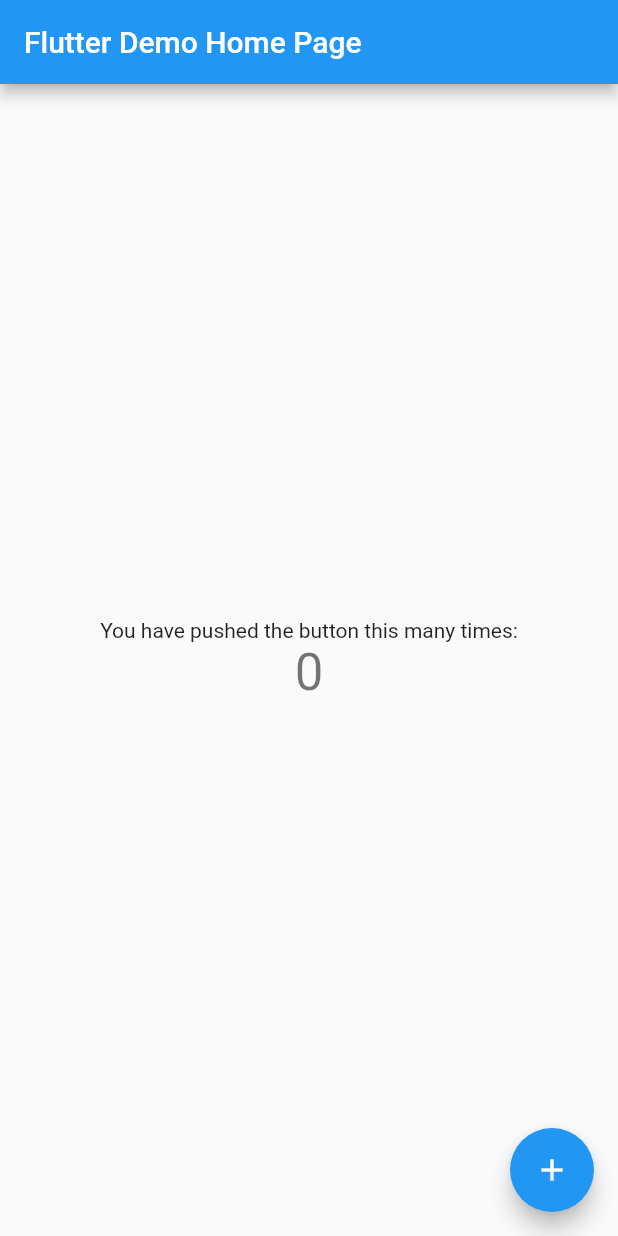
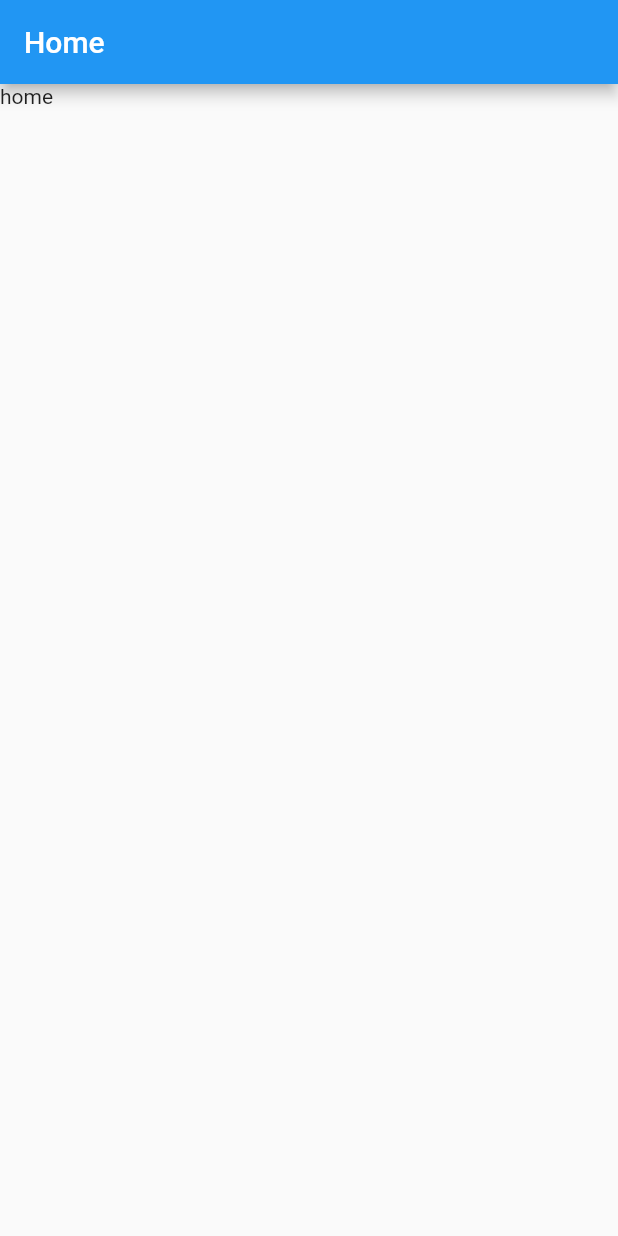
Before and after one commit to xizhouhezai/flutter_widget_demo, a Flutter app: the screen it shows after launch, on a phone screen of 412 x 824 dp. Run offline on Flutter 3.47's test engine with Material 2 defaults, Android fonts, the phone set to English and light mode, and no system bars.

Commit message:
add home page

```diff
--- a/lib/main.dart
+++ b/lib/main.dart
@@ -1,4 +1,6 @@
 import 'package:flutter/material.dart';
+
+import 'routes/Routes.dart';
 
 void main() => runApp(MyApp());
 
@@ -8,104 +10,8 @@
   Widget build(BuildContext context) {
     return MaterialApp(
       title: 'Flutter Demo',
-      theme: ThemeData(
-        // This is the theme of your application.
-        //
-        // Try running your application with "flutter run". You'll see the
-        // application has a blue toolbar. Then, without quitting the app, try
-        // changing the primarySwatch below to Colors.green and then invoke
-        // "hot reload" (press "r" in the console where you ran "flutter run",
-        // or simply save your changes to "hot reload" in a Flutter IDE).
-        // Notice that the counter didn't reset back to zero; the application
-        // is not restarted.
-        primarySwatch: Colors.blue,
-      ),
-      home: MyHomePage(title: 'Flutter Demo Home Page'),
+      initialRoute: '/',
+      onGenerateRoute: onGenerateRoute,
     );
   }
 }
-
-class MyHomePage extends StatefulWidget {
-  MyHomePage({Key key, this.title}) : super(key: key);
-
-  // This widget is the home page of your application. It is stateful, meaning
-  // that it has a State object (defined below) that contains fields that affect
-  // how it looks.
-
-  // This class is the configuration for the state. It holds the values (in this
-  // case the title) provided by the parent (in this case the App widget) and
-  // used by the build method of the State. Fields in a Widget subclass are
-  // always marked "final".
-
-  final String title;
-
-  @override
-  _MyHomePageState createState() => _MyHomePageState();
-}
-
-class _MyHomePageState extends State<MyHomePage> {
-  int _counter = 0;
-
-  void _incrementCounter() {
-    setState(() {
-      // This call to setState tells the Flutter framework that something has
-      // changed in this State, which causes it to rerun the build method below
-      // so that the display can reflect the updated values. If we changed
-      // _counter without calling setState(), then the build method would not be
-      // called again, and so nothing would appear to happen.
-      _counter++;
-    });
-  }
-
-  @override
-  Widget build(BuildContext context) {
-    // This method is rerun every time setState is called, for instance as done
-    // by the _incrementCounter method above.
-    //
-    // The Flutter framework has been optimized to make rerunning build methods
-    // fast, so that you can just rebuild anything that needs updating rather
-    // than having to individually change instances of widgets.
-    return Scaffold(
-      appBar: AppBar(
-        // Here we take the value from the MyHomePage object that was created by
-        // the App.build method, and use it to set our appbar title.
-        title: Text(widget.title),
-      ),
-      body: Center(
-        // Center is a layout widget. It takes a single child and positions it
-        // in the middle of the parent.
-        child: Column(
-          // Column is also layout widget. It takes a list of children and
-          // arranges them vertically. By default, it sizes itself to fit its
-          // children horizontally, and tries to be as tall as its parent.
-          //
-          // Invoke "debug painting" (press "p" in the console, choose the
-          // "Toggle Debug Paint" action from the Flutter Inspector in Android
-          // Studio, or the "Toggle Debug Paint" command in Visual Studio Code)
-          // to see the wireframe for each widget.
-          //
-          // Column has various properties to control how it sizes itself and
-          // how it positions its children. Here we use mainAxisAlignment to
-          // center the children vertically; the main axis here is the vertical
-          // axis because Columns are vertical (the cross axis would be
-          // horizontal).
-          mainAxisAlignment: MainAxisAlignment.center,
-          children: <Widget>[
-            Text(
-              'You have pushed the button this many times:',
-            ),
-            Text(
-              '$_counter',
-              style: Theme.of(context).textTheme.display1,
-            ),
-          ],
-        ),
-      ),
-      floatingActionButton: FloatingActionButton(
-        onPressed: _incrementCounter,
-        tooltip: 'Increment',
-        child: Icon(Icons.add),
-      ), // This trailing comma makes auto-formatting nicer for build methods.
-    );
-  }
-}
--- /dev/null
+++ b/lib/pages/Home.dart
@@ -0,0 +1,17 @@
+import 'package:flutter/material.dart';
+
+class Home extends StatelessWidget {
+  const Home({Key key}) : super(key: key);
+
+  @override
+  Widget build(BuildContext context) {
+    return Scaffold(
+      appBar: AppBar(
+        title: Text("Home"),
+      ),
+      body: Container(
+        child: Text("home"),
+      ),
+    );
+  }
+}
--- /dev/null
+++ b/lib/routes/Routes.dart
@@ -0,0 +1,26 @@
+import 'package:flutter/material.dart';
+
+import '../pages/Home.dart';
+
+final routes = {
+  '/': (context) => Home()
+};
+
+//固定写法
+var onGenerateRoute = (RouteSettings settings) {
+  // 统一处理
+  final String name = settings.name;
+  final Function pageContentBuilder = routes[name];
+  if (pageContentBuilder != null) {
+    if (settings.arguments != null) {
+      final Route route = MaterialPageRoute(
+        builder: (context) =>
+          pageContentBuilder(context, arguments: settings.arguments));
+      return route;
+    } else {
+      final Route route =
+        MaterialPageRoute(builder: (context) => pageContentBuilder(context));
+      return route;
+    }
+  }
+};
```
